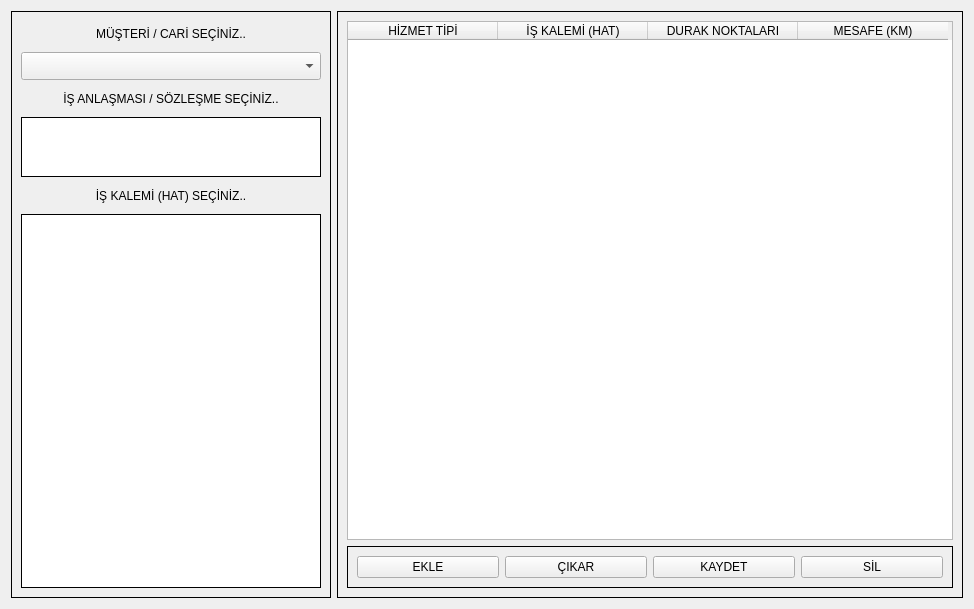
First picture: the form in ui/ui_files/routes_new_window.ui, repository AyhanErcan70/SATTUP, before the edit.
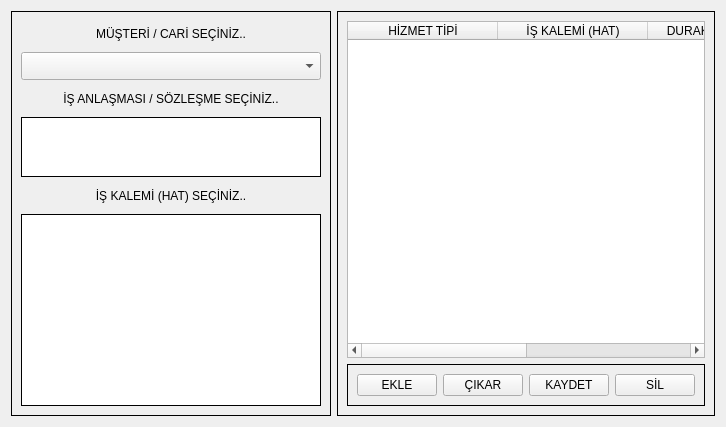
Second picture: the form after the edit.

The edit to the form file:
```diff
--- a/ui/ui_files/routes_new_window.ui
+++ b/ui/ui_files/routes_new_window.ui
@@ -6,8 +6,8 @@
    <rect>
     <x>0</x>
     <y>0</y>
-    <width>974</width>
-    <height>609</height>
+    <width>999</width>
+    <height>0</height>
    </rect>
   </property>
   <property name="windowTitle">
```
